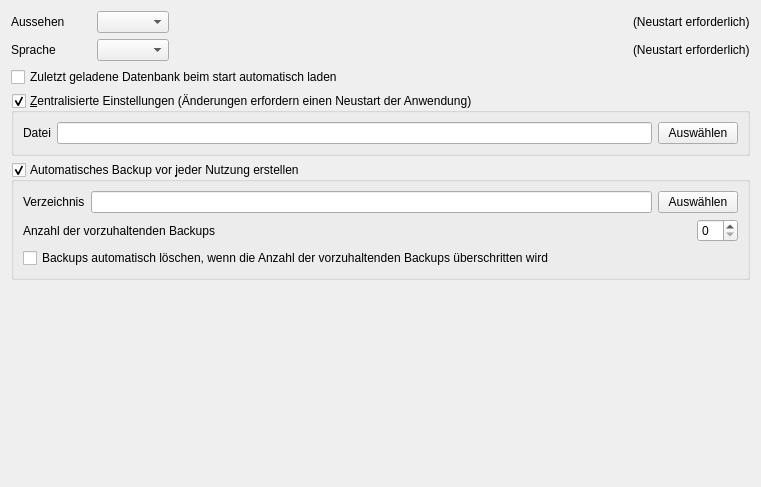
Before: the Qt Designer form ui/qmgeneralsettingswidget.ui in Christian-Kr/QualificationMatrix, drawn with Qt 5.
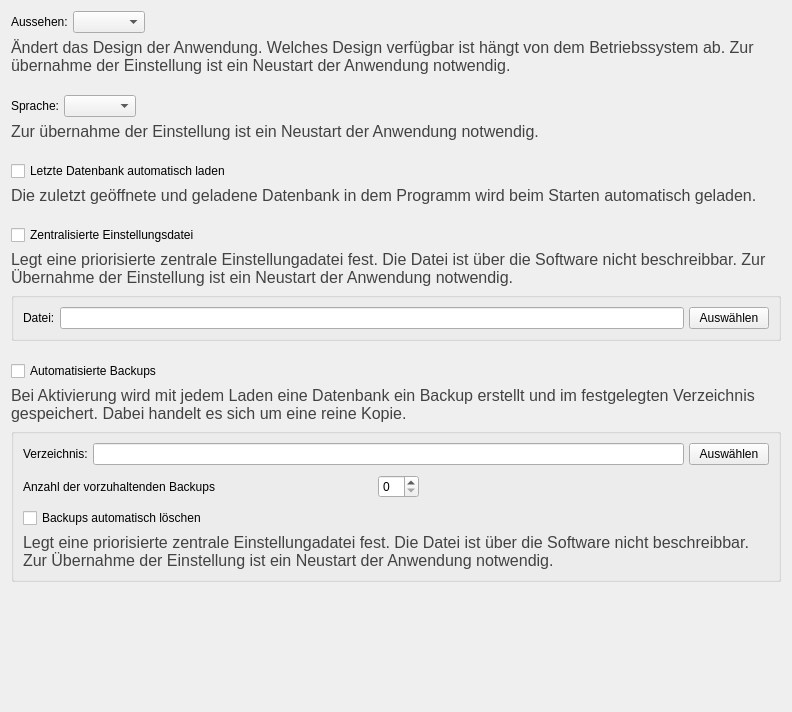
After: the same form once the commit is applied.

Commit message: Redesign general settings widget

```diff
--- a/ui/qmgeneralsettingswidget.ui
+++ b/ui/qmgeneralsettingswidget.ui
@@ -6,33 +6,107 @@
    <rect>
     <x>0</x>
     <y>0</y>
-    <width>761</width>
-    <height>487</height>
+    <width>792</width>
+    <height>712</height>
    </rect>
   </property>
   <property name="windowTitle">
    <string>Form</string>
   </property>
-  <layout class="QGridLayout" name="gridLayout">
-   <item row="2" column="0">
-    <widget class="QCheckBox" name="cbLoadLastDatabase">
+  <layout class="QGridLayout" name="gridLayout_2">
+   <property name="verticalSpacing">
+    <number>20</number>
+   </property>
+   <item row="0" column="0">
+    <layout class="QVBoxLayout" name="verticalLayout">
+     <property name="spacing">
+      <number>5</number>
+     </property>
+     <item>
+      <layout class="QHBoxLayout" name="horizontalLayout_15">
+       <property name="spacing">
+        <number>5</number>
+       </property>
+       <item>
+        <widget class="QLabel" name="label_13">
+         <property name="sizePolicy">
+          <sizepolicy hsizetype="Preferred" vsizetype="Preferred">
+           <horstretch>0</horstretch>
+           <verstretch>0</verstretch>
+          </sizepolicy>
+         </property>
+         <property name="minimumSize">
+          <size>
+           <width>0</width>
+           <height>0</height>
+          </size>
+         </property>
      <property name="text">
-      <string>Zuletzt geladene Datenbank beim start automatisch laden</string>
-     </property>
-    </widget>
+          <string>Aussehen:</string>
+         </property>
+        </widget>
+       </item>
+       <item>
+        <widget class="QComboBox" name="cbStyle"/>
+       </item>
+       <item>
+        <spacer name="horizontalSpacer_3">
+         <property name="orientation">
+          <enum>Qt::Horizontal</enum>
+         </property>
+         <property name="sizeHint" stdset="0">
+          <size>
+           <width>40</width>
+           <height>20</height>
+          </size>
+         </property>
+        </spacer>
+       </item>
+      </layout>
+     </item>
+     <item>
+      <widget class="QLabel" name="label">
+       <property name="font">
+        <font>
+         <pointsize>12</pointsize>
+        </font>
+       </property>
+       <property name="text">
+        <string>&lt;html&gt;&lt;head/&gt;&lt;body&gt;&lt;p&gt;&lt;span style=&quot; color:#424242;&quot;&gt;Ändert das Design der Anwendung. Welches Design verfügbar ist hängt von dem Betriebssystem ab. Zur übernahme der Einstellung ist ein Neustart der Anwendung notwendig.&lt;/span&gt;&lt;/p&gt;&lt;/body&gt;&lt;/html&gt;</string>
+       </property>
+       <property name="wordWrap">
+        <bool>true</bool>
+       </property>
+      </widget>
+     </item>
+    </layout>
    </item>
    <item row="1" column="0">
+    <layout class="QVBoxLayout" name="verticalLayout_3">
+     <property name="spacing">
+      <number>5</number>
+     </property>
+     <item>
     <layout class="QHBoxLayout" name="horizontalLayout_14">
+       <property name="spacing">
+        <number>5</number>
+       </property>
      <item>
       <widget class="QLabel" name="label_12">
+         <property name="sizePolicy">
+          <sizepolicy hsizetype="Preferred" vsizetype="Preferred">
+           <horstretch>0</horstretch>
+           <verstretch>0</verstretch>
+          </sizepolicy>
+         </property>
        <property name="minimumSize">
         <size>
-         <width>80</width>
+           <width>0</width>
          <height>0</height>
         </size>
        </property>
        <property name="text">
-        <string>Sprache</string>
+          <string>Sprache:</string>
        </property>
       </widget>
      </item>
@@ -52,30 +126,111 @@
        </property>
       </spacer>
      </item>
+      </layout>
+     </item>
      <item>
-      <widget class="QLabel" name="label_14">
+      <widget class="QLabel" name="label_6">
+       <property name="font">
+        <font>
+         <pointsize>12</pointsize>
+        </font>
+       </property>
        <property name="text">
-        <string>(Neustart erforderlich)</string>
+        <string>&lt;html&gt;&lt;head/&gt;&lt;body&gt;&lt;p&gt;&lt;span style=&quot; color:#424242;&quot;&gt;Zur übernahme der Einstellung ist ein Neustart der Anwendung notwendig.&lt;/span&gt;&lt;/p&gt;&lt;/body&gt;&lt;/html&gt;</string>
+       </property>
+       <property name="wordWrap">
+        <bool>true</bool>
+       </property>
+      </widget>
+     </item>
+    </layout>
+   </item>
+   <item row="2" column="0">
+    <layout class="QVBoxLayout" name="verticalLayout_2">
+     <property name="spacing">
+      <number>5</number>
+     </property>
+     <item>
+      <widget class="QCheckBox" name="cbLoadLastDatabase">
+       <property name="text">
+        <string>Letzte Datenbank automatisch laden</string>
+       </property>
+      </widget>
+     </item>
+     <item>
+      <widget class="QLabel" name="label_5">
+       <property name="font">
+        <font>
+         <pointsize>12</pointsize>
+        </font>
+       </property>
+       <property name="text">
+        <string>&lt;html&gt;&lt;head/&gt;&lt;body&gt;&lt;p&gt;&lt;span style=&quot; color:#424242;&quot;&gt;Die zuletzt geöffnete und geladene Datenbank in dem Programm wird beim Starten automatisch geladen.&lt;/span&gt;&lt;/p&gt;&lt;/body&gt;&lt;/html&gt;</string>
+       </property>
+       <property name="wordWrap">
+        <bool>true</bool>
        </property>
       </widget>
      </item>
     </layout>
    </item>
    <item row="3" column="0">
-    <widget class="QGroupBox" name="cbCentralizedSettings">
-     <property name="title">
-      <string>&amp;Zentralisierte Einstellungen (Änderungen erfordern einen Neustart der Anwendung)</string>
+    <layout class="QVBoxLayout" name="verticalLayout_4">
+     <property name="spacing">
+      <number>5</number>
      </property>
-     <property name="checkable">
+     <item>
+      <widget class="QCheckBox" name="cbCentralizedSettings">
+       <property name="text">
+        <string>Zentralisierte Einstellungsdatei</string>
+       </property>
+      </widget>
+     </item>
+     <item>
+      <widget class="QLabel" name="label_7">
+       <property name="font">
+        <font>
+         <pointsize>12</pointsize>
+        </font>
+       </property>
+       <property name="text">
+        <string>&lt;html&gt;&lt;head/&gt;&lt;body&gt;&lt;p&gt;&lt;span style=&quot; color:#424242;&quot;&gt;Legt eine priorisierte zentrale Einstellungadatei fest. Die Datei ist über die Software nicht beschreibbar. Zur Übernahme der Einstellung ist ein Neustart der Anwendung notwendig.&lt;/span&gt;&lt;/p&gt;&lt;/body&gt;&lt;/html&gt;</string>
+       </property>
+       <property name="wordWrap">
       <bool>true</bool>
+       </property>
+      </widget>
+     </item>
+     <item>
+      <widget class="QGroupBox" name="gbCentralizedSettings">
+       <property name="checkable">
+        <bool>false</bool>
      </property>
      <layout class="QGridLayout" name="gridLayout_5">
+        <property name="verticalSpacing">
+         <number>10</number>
+        </property>
       <item row="0" column="0">
        <layout class="QHBoxLayout" name="horizontalLayout_5">
+          <property name="spacing">
+           <number>5</number>
+          </property>
         <item>
          <widget class="QLabel" name="label_4">
+            <property name="sizePolicy">
+             <sizepolicy hsizetype="Preferred" vsizetype="Preferred">
+              <horstretch>0</horstretch>
+              <verstretch>0</verstretch>
+             </sizepolicy>
+            </property>
+            <property name="minimumSize">
+             <size>
+              <width>0</width>
+              <height>0</height>
+             </size>
+            </property>
           <property name="text">
-           <string>Datei</string>
+             <string>Datei:</string>
           </property>
          </widget>
         </item>
@@ -94,61 +249,100 @@
      </layout>
     </widget>
    </item>
-   <item row="0" column="0">
-    <layout class="QHBoxLayout" name="horizontalLayout_15">
-     <item>
-      <widget class="QLabel" name="label_13">
-       <property name="minimumSize">
-        <size>
-         <width>80</width>
-         <height>0</height>
-        </size>
-       </property>
-       <property name="text">
-        <string>Aussehen</string>
-       </property>
-      </widget>
-     </item>
-     <item>
-      <widget class="QComboBox" name="cbStyle"/>
-     </item>
-     <item>
-      <spacer name="horizontalSpacer_3">
-       <property name="orientation">
-        <enum>Qt::Horizontal</enum>
-       </property>
-       <property name="sizeHint" stdset="0">
-        <size>
-         <width>40</width>
-         <height>20</height>
-        </size>
-       </property>
-      </spacer>
-     </item>
-     <item>
-      <widget class="QLabel" name="label_15">
-       <property name="text">
-        <string>(Neustart erforderlich)</string>
-       </property>
-      </widget>
-     </item>
     </layout>
    </item>
    <item row="4" column="0">
-    <widget class="QGroupBox" name="cbAutoBackup">
-     <property name="title">
-      <string>Automatisches Backup vor &amp;jeder Nutzung erstellen</string>
+    <layout class="QVBoxLayout" name="verticalLayout_5">
+     <property name="spacing">
+      <number>5</number>
      </property>
+     <item>
+      <widget class="QCheckBox" name="cbAutoBackup">
+       <property name="text">
+        <string>Automatisierte Backups</string>
+       </property>
+      </widget>
+     </item>
+     <item>
+      <widget class="QLabel" name="label_8">
+       <property name="sizePolicy">
+        <sizepolicy hsizetype="Preferred" vsizetype="Preferred">
+         <horstretch>0</horstretch>
+         <verstretch>0</verstretch>
+        </sizepolicy>
+       </property>
+       <property name="font">
+        <font>
+         <pointsize>12</pointsize>
+        </font>
+       </property>
+       <property name="text">
+        <string>&lt;html&gt;&lt;head/&gt;&lt;body&gt;&lt;p&gt;&lt;span style=&quot; color:#424242;&quot;&gt;Bei Aktivierung wird mit jedem Laden eine Datenbank ein Backup erstellt und im festgelegten Verzeichnis gespeichert. Dabei handelt es sich um eine reine Kopie.&lt;/span&gt;&lt;/p&gt;&lt;/body&gt;&lt;/html&gt;</string>
+       </property>
+       <property name="wordWrap">
+        <bool>true</bool>
+       </property>
+      </widget>
+     </item>
+     <item>
+      <widget class="QGroupBox" name="gbAutoBackup">
      <property name="checkable">
+        <bool>false</bool>
+       </property>
+       <layout class="QGridLayout" name="gridLayout">
+        <property name="verticalSpacing">
+         <number>10</number>
+        </property>
+        <item row="3" column="0" colspan="2">
+         <layout class="QVBoxLayout" name="verticalLayout_6">
+          <property name="spacing">
+           <number>5</number>
+          </property>
+          <item>
+           <widget class="QCheckBox" name="cbAutoBackupDelete">
+            <property name="text">
+             <string>Backups automatisch löschen</string>
+            </property>
+           </widget>
+          </item>
+          <item>
+           <widget class="QLabel" name="label_9">
+            <property name="font">
+             <font>
+              <pointsize>12</pointsize>
+             </font>
+            </property>
+            <property name="text">
+             <string>&lt;html&gt;&lt;head/&gt;&lt;body&gt;&lt;p&gt;&lt;span style=&quot; color:#424242;&quot;&gt;Legt eine priorisierte zentrale Einstellungadatei fest. Die Datei ist über die Software nicht beschreibbar. Zur Übernahme der Einstellung ist ein Neustart der Anwendung notwendig.&lt;/span&gt;&lt;/p&gt;&lt;/body&gt;&lt;/html&gt;</string>
+            </property>
+            <property name="wordWrap">
       <bool>true</bool>
      </property>
-     <layout class="QGridLayout" name="gridLayout_4">
-      <item row="0" column="0">
+           </widget>
+          </item>
+         </layout>
+        </item>
+        <item row="0" column="0" colspan="2">
        <layout class="QHBoxLayout" name="horizontalLayout_3">
+          <property name="spacing">
+           <number>5</number>
+          </property>
         <item>
          <widget class="QLabel" name="label_2">
+            <property name="sizePolicy">
+             <sizepolicy hsizetype="Preferred" vsizetype="Preferred">
+              <horstretch>0</horstretch>
+              <verstretch>0</verstretch>
+             </sizepolicy>
+            </property>
+            <property name="minimumSize">
+             <size>
+              <width>0</width>
+              <height>0</height>
+             </size>
+            </property>
           <property name="text">
-           <string>Verzeichnis</string>
+             <string>Verzeichnis:</string>
           </property>
          </widget>
         </item>
@@ -164,8 +358,11 @@
         </item>
        </layout>
       </item>
-      <item row="1" column="0">
+        <item row="1" column="0" colspan="2">
        <layout class="QHBoxLayout" name="horizontalLayout_4">
+          <property name="spacing">
+           <number>5</number>
+          </property>
         <item>
          <widget class="QLabel" name="label_3">
           <property name="sizePolicy">
@@ -182,17 +379,25 @@
         <item>
          <widget class="QSpinBox" name="spBackupCount"/>
         </item>
-       </layout>
-      </item>
-      <item row="2" column="0">
-       <widget class="QCheckBox" name="cbAutoBackupDelete">
-        <property name="text">
-         <string>Backups automatisch löschen, wenn die Anzahl der vorzuhaltenden Backups überschritten wird</string>
-        </property>
+          <item>
+           <spacer name="horizontalSpacer_2">
+            <property name="orientation">
+             <enum>Qt::Horizontal</enum>
+            </property>
+            <property name="sizeHint" stdset="0">
+             <size>
+              <width>40</width>
+              <height>20</height>
+             </size>
+            </property>
+           </spacer>
+          </item>
+         </layout>
+        </item>
+       </layout>
        </widget>
       </item>
      </layout>
-    </widget>
    </item>
    <item row="5" column="0">
     <spacer name="verticalSpacer">
```
Left out of the diff: 4 changed lines with no effect on the pictures. Lines whose indentation alone changed are shown as unchanged. The commit also changes 3 other files.
